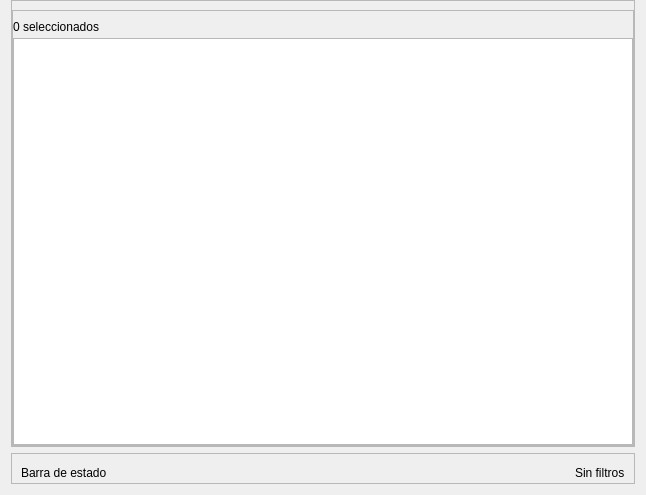
Before: the Qt Designer form view/ui/expense_management.ui in R0land013/blue-pos, drawn with Qt 5.
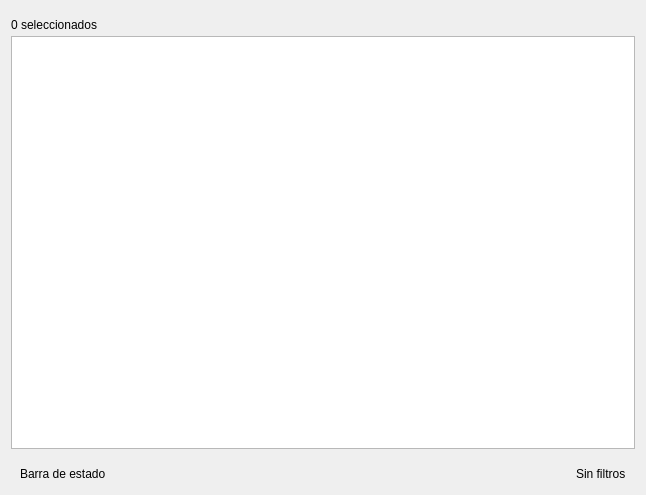
After: the same form once the commit is applied.

Commit message:
Style: Se eliminaron los bordes de los frames de la app
	Los bordes se mostraban en Gnome, pero en windows no se mostraban.

Patch:
```diff
--- a/view/ui/expense_management.ui
+++ b/view/ui/expense_management.ui
@@ -20,7 +20,7 @@
    <item>
     <widget class="QFrame" name="main_content_frame">
      <property name="frameShape">
-      <enum>QFrame::StyledPanel</enum>
+      <enum>QFrame::NoFrame</enum>
      </property>
      <property name="frameShadow">
       <enum>QFrame::Raised</enum>
@@ -54,7 +54,7 @@
       <item>
        <widget class="QFrame" name="frame_2">
         <property name="frameShape">
-         <enum>QFrame::StyledPanel</enum>
+         <enum>QFrame::NoFrame</enum>
         </property>
         <property name="frameShadow">
          <enum>QFrame::Raised</enum>
@@ -97,7 +97,7 @@
    <item>
     <widget class="QFrame" name="frame">
      <property name="frameShape">
-      <enum>QFrame::StyledPanel</enum>
+      <enum>QFrame::NoFrame</enum>
      </property>
      <property name="frameShadow">
       <enum>QFrame::Raised</enum>
```
Left out of the diff: 2 changed lines with no effect on the pictures. The commit also changes 20 other files.
